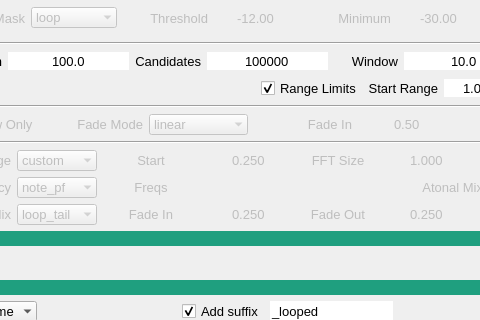
Above: tools/UI/loop_tool.ui from robotmitchum/sample_tools before the change; both pictures show x 206 to 686 and y 346 to 666 of the 880 by 800 pixel window. Below: the same form after it.
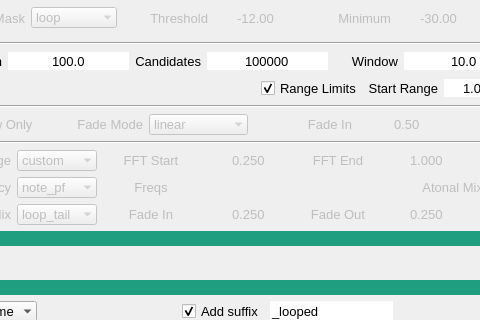
That is the form after the change.

```diff
--- a/tools/UI/loop_tool.ui
+++ b/tools/UI/loop_tool.ui
@@ -1183,7 +1183,7 @@
             </size>
            </property>
            <property name="text">
-            <string>Start</string>
+            <string>FFT Start</string>
            </property>
            <property name="alignment">
             <set>Qt::AlignCenter</set>
@@ -1242,7 +1242,7 @@
             </size>
            </property>
            <property name="text">
-            <string>FFT Size</string>
+            <string>FFT End</string>
            </property>
            <property name="alignment">
             <set>Qt::AlignCenter</set>
```
Left out of the diff: 8 changed lines with no effect on the pictures.
